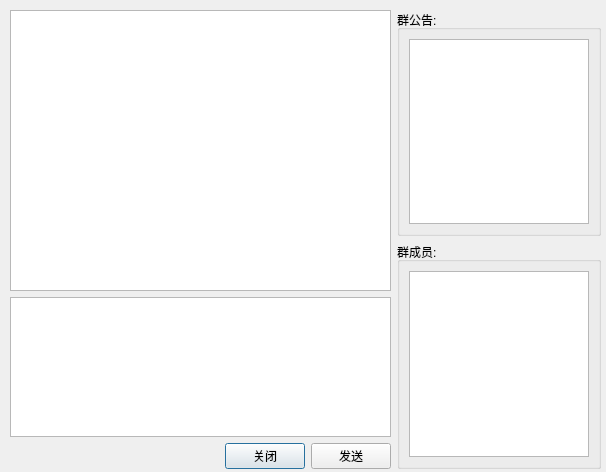
BigPaiStar/python_study02, file ui/chat_room_dialog.ui: the form before one commit.
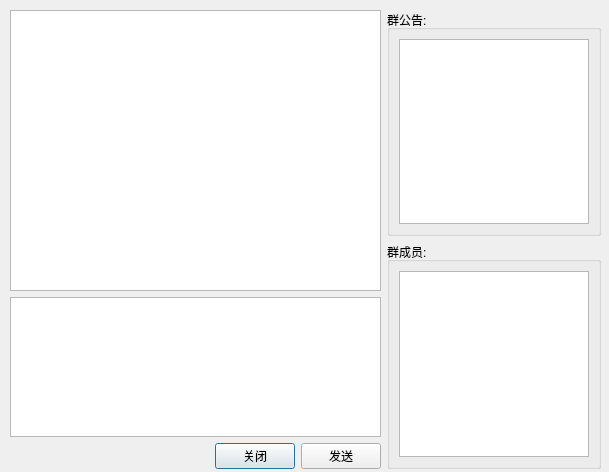
The form after the commit.

Diff of the .ui file:
```diff
--- a/ui/chat_room_dialog.ui
+++ b/ui/chat_room_dialog.ui
@@ -6,7 +6,7 @@
    <rect>
     <x>0</x>
     <y>0</y>
-    <width>606</width>
+    <width>609</width>
     <height>472</height>
    </rect>
   </property>
@@ -96,7 +96,7 @@
            </property>
            <property name="maximumSize">
             <size>
-             <width>180</width>
+             <width>190</width>
              <height>16777215</height>
             </size>
            </property>
@@ -124,7 +124,7 @@
            </property>
            <property name="maximumSize">
             <size>
-             <width>180</width>
+             <width>190</width>
              <height>16777215</height>
             </size>
            </property>
```
